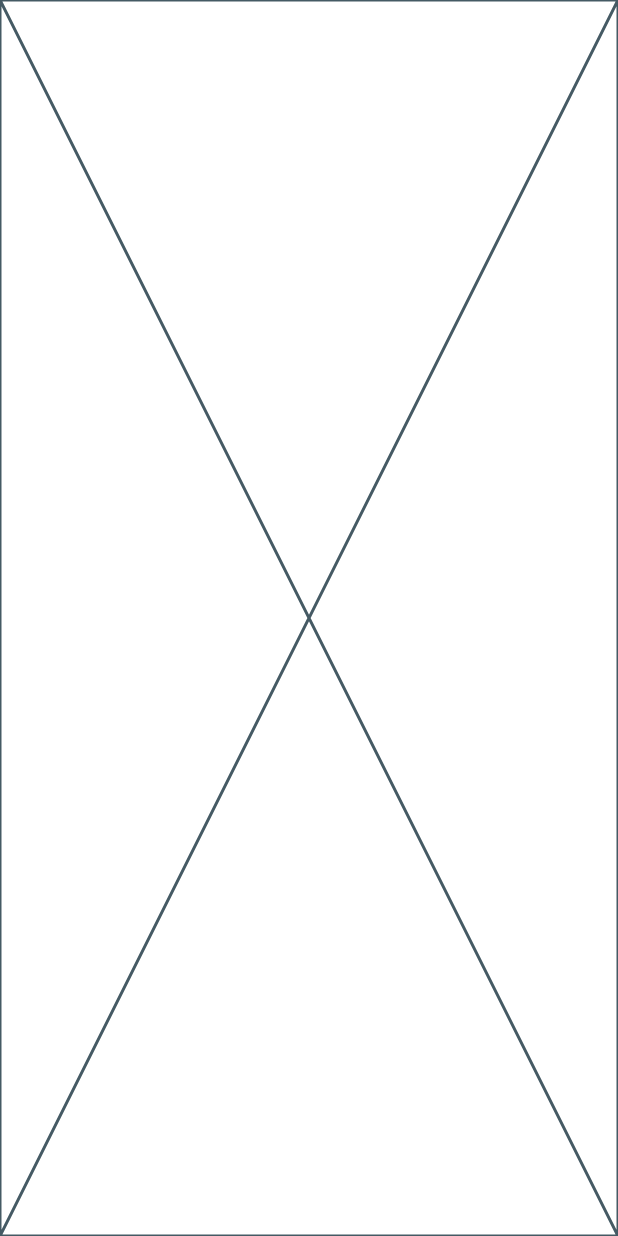
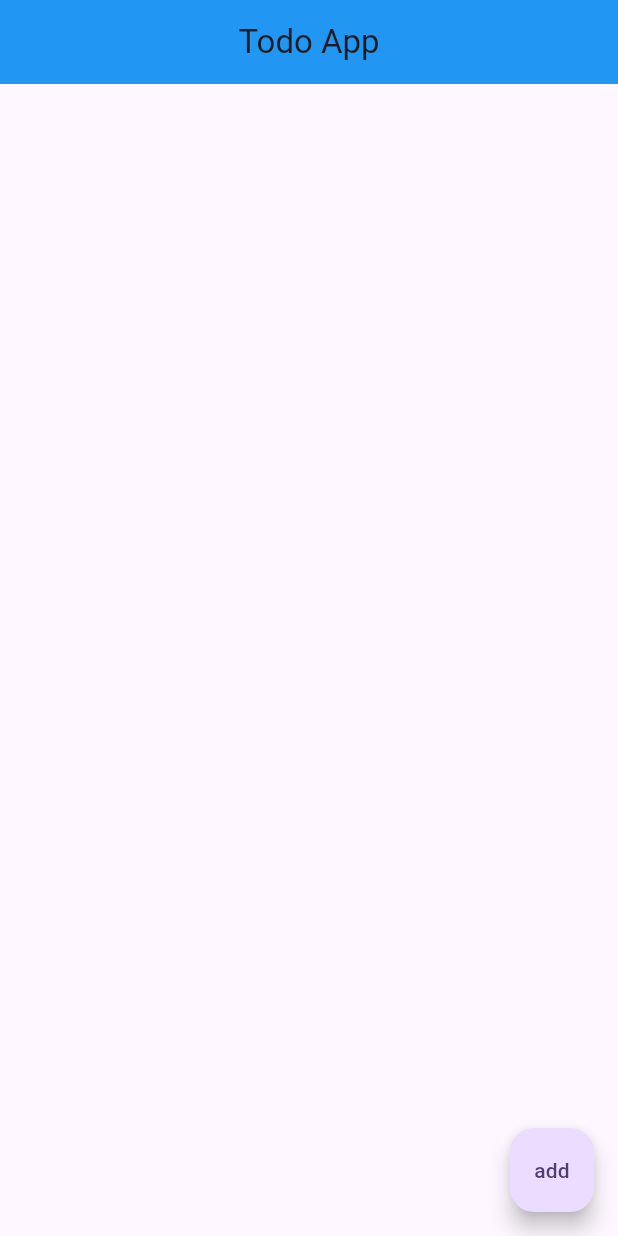
Before and after one commit to aliraza055/myfirebase, a Flutter app: the screen it shows after launch, on a phone screen of 412 x 824 dp. Run offline on Flutter 3.47's test engine with Material 3 defaults, Android fonts, the phone set to English and light mode, and no system bars; our stand-ins replace firebase_core; accounts and stored records are empty.

Commit message:
add floationg button

```diff
--- a/lib/Screens/homescreen.dart
+++ b/lib/Screens/homescreen.dart
@@ -10,6 +10,17 @@ class HomeScreen extends StatefulWidget {
 class _HomeScreenState extends State<HomeScreen> {
   @override
   Widget build(BuildContext context) {
-    return const Placeholder();
+    return Scaffold(
+      appBar: AppBar(
+        backgroundColor: Colors.blue,
+        title:const Text('Todo App'),
+        centerTitle: true,
+      ),
+     floatingActionButton: FloatingActionButton(
+      onPressed: (){},
+      child:const Text('add'),
+      ),
+
+    );
   }
 }
```
